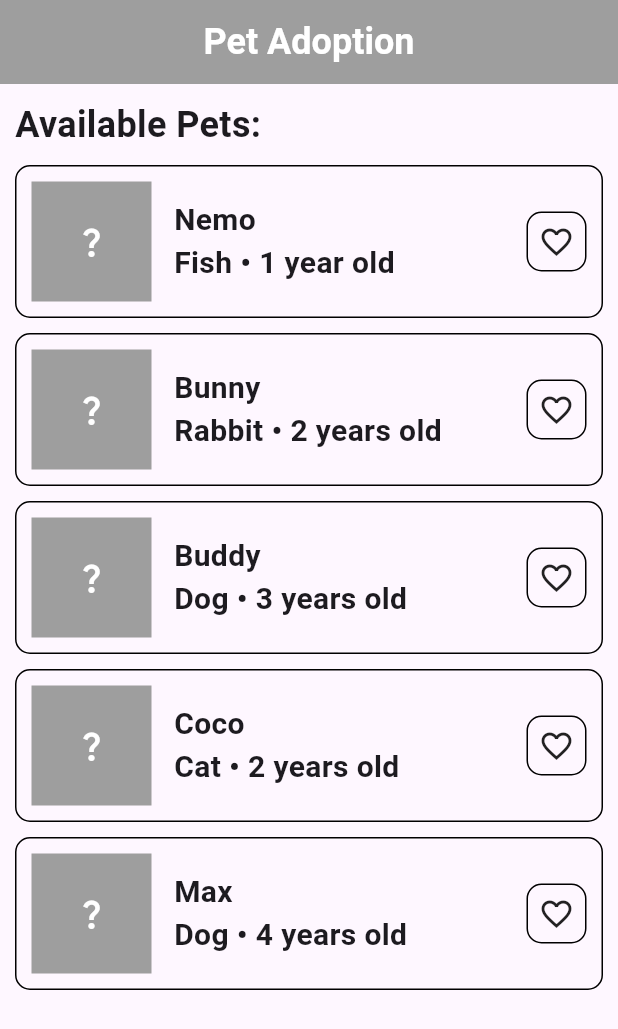
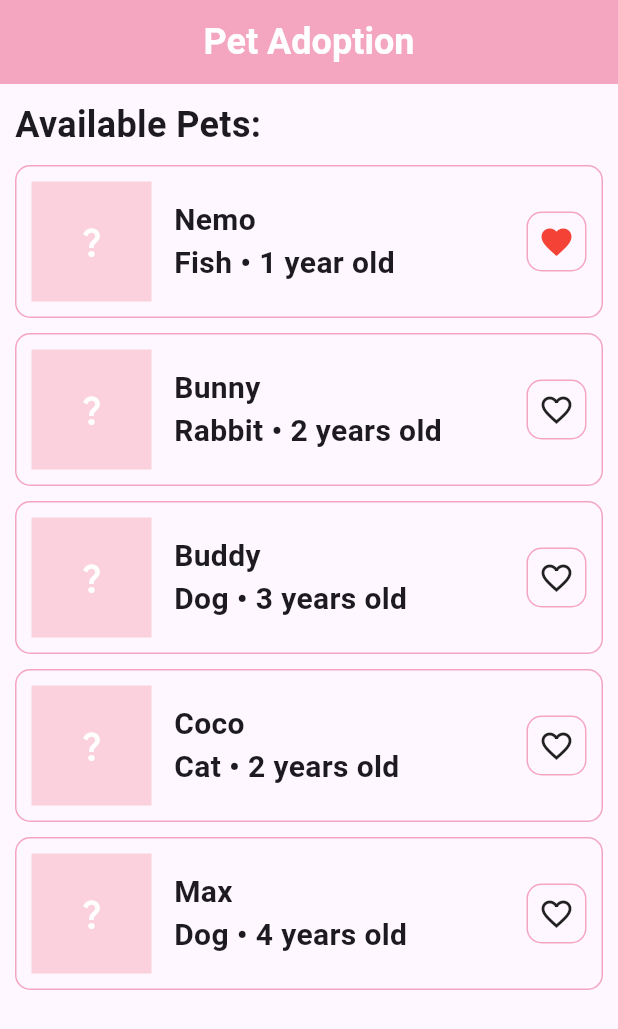
Before and after one commit to Buthaina-Bin-humaid/hw_4_flutter, a Flutter app: the screen it shows after launch, on a phone screen of 412 x 824 dp. Shown: the top 1029 px of the screen. Run offline on Flutter 3.47's test engine with Material 3 defaults, Android fonts, the phone set to English and light mode, and no system bars.

Commit message:
update 2

```diff
--- a/lib/screens/home_screen.dart
+++ b/lib/screens/home_screen.dart
@@ -7,7 +7,7 @@ class HomeScreen extends StatelessWidget {
   Widget build(BuildContext context) {
     return Scaffold(
       appBar: AppBar(
-        backgroundColor: Colors.grey,
+        backgroundColor: Color(0xFFF4A6C1),
         centerTitle: true,
         title: Text(
           "Pet Adoption",
@@ -36,7 +36,7 @@ class HomeScreen extends StatelessWidget {
               Container(
                 padding: EdgeInsets.all(10),
                 decoration: BoxDecoration(
-                  border: Border.all(),
+                  border: Border.all(color: Color(0xFFF4A6C1)),
                   borderRadius: BorderRadius.circular(10),
                 ),
                 child: Row(
@@ -44,7 +44,7 @@ class HomeScreen extends StatelessWidget {
                     Container(
                       height: 80,
                       width: 80,
-                      color: Colors.grey,
+                      color: Color(0xFFFAD1DC),
                       child: Icon(Icons.question_mark, color: Colors.white),
                     ),
 
@@ -64,10 +64,10 @@ class HomeScreen extends StatelessWidget {
                       height: 40,
                       width: 40,
                       decoration: BoxDecoration(
-                        border: Border.all(),
+                        border: Border.all(color: Color(0xFFF4A6C1)),
                         borderRadius: BorderRadius.circular(10),
                       ),
-                      child: Icon(Icons.favorite_border),
+                      child: Icon(Icons.favorite, color: Colors.red),
                     ),
                   ],
                 ),
@@ -79,7 +79,7 @@ class HomeScreen extends StatelessWidget {
               Container(
                 padding: EdgeInsets.all(10),
                 decoration: BoxDecoration(
-                  border: Border.all(),
+                  border: Border.all(color: Color(0xFFF4A6C1)),
                   borderRadius: BorderRadius.circular(10),
                 ),
                 child: Row(
@@ -87,7 +87,7 @@ class HomeScreen extends StatelessWidget {
                     Container(
                       height: 80,
                       width: 80,
-                      color: Colors.grey,
+                      color: Color(0xFFFAD1DC),
                       child: Icon(Icons.question_mark, color: Colors.white),
                     ),
 
@@ -107,7 +107,7 @@ class HomeScreen extends StatelessWidget {
                       height: 40,
                       width: 40,
                       decoration: BoxDecoration(
-                        border: Border.all(),
+                        border: Border.all(color: Color(0xFFF4A6C1)),
                         borderRadius: BorderRadius.circular(10),
                       ),
                       child: Icon(Icons.favorite_border),
@@ -122,7 +122,7 @@ class HomeScreen extends StatelessWidget {
               Container(
                 padding: EdgeInsets.all(10),
                 decoration: BoxDecoration(
-                  border: Border.all(),
+                  border: Border.all(color: Color(0xFFF4A6C1)),
                   borderRadius: BorderRadius.circular(10),
                 ),
                 child: Row(
@@ -130,7 +130,7 @@ class HomeScreen extends StatelessWidget {
                     Container(
                       height: 80,
                       width: 80,
-                      color: Colors.grey,
+                      color: Color(0xFFFAD1DC),
                       child: Icon(Icons.question_mark, color: Colors.white),
                     ),
 
@@ -150,7 +150,7 @@ class HomeScreen extends StatelessWidget {
                       height: 40,
                       width: 40,
                       decoration: BoxDecoration(
-                        border: Border.all(),
+                        border: Border.all(color: Color(0xFFF4A6C1)),
                         borderRadius: BorderRadius.circular(10),
                       ),
                       child: Icon(Icons.favorite_border),
@@ -165,7 +165,7 @@ class HomeScreen extends StatelessWidget {
               Container(
                 padding: EdgeInsets.all(10),
                 decoration: BoxDecoration(
-                  border: Border.all(),
+                  border: Border.all(color: Color(0xFFF4A6C1)),
                   borderRadius: BorderRadius.circular(10),
                 ),
                 child: Row(
@@ -173,7 +173,7 @@ class HomeScreen extends StatelessWidget {
                     Container(
                       height: 80,
                       width: 80,
-                      color: Colors.grey,
+                      color: Color(0xFFFAD1DC),
                       child: Icon(Icons.question_mark, color: Colors.white),
                     ),
 
@@ -193,7 +193,7 @@ class HomeScreen extends StatelessWidget {
                       height: 40,
                       width: 40,
                       decoration: BoxDecoration(
-                        border: Border.all(),
+                        border: Border.all(color: Color(0xFFF4A6C1)),
                         borderRadius: BorderRadius.circular(10),
                       ),
                       child: Icon(Icons.favorite_border),
@@ -208,7 +208,7 @@ class HomeScreen extends StatelessWidget {
               Container(
                 padding: EdgeInsets.all(10),
                 decoration: BoxDecoration(
-                  border: Border.all(),
+                  border: Border.all(color: Color(0xFFF4A6C1)),
                   borderRadius: BorderRadius.circular(10),
                 ),
                 child: Row(
@@ -216,7 +216,7 @@ class HomeScreen extends StatelessWidget {
                     Container(
                       height: 80,
                       width: 80,
-                      color: Colors.grey,
+                      color: Color(0xFFFAD1DC),
                       child: Icon(Icons.question_mark, color: Colors.white),
                     ),
 
@@ -236,7 +236,7 @@ class HomeScreen extends StatelessWidget {
                       height: 40,
                       width: 40,
                       decoration: BoxDecoration(
-                        border: Border.all(),
+                        border: Border.all(color: Color(0xFFF4A6C1)),
                         borderRadius: BorderRadius.circular(10),
                       ),
                       child: Icon(Icons.favorite_border),
```
